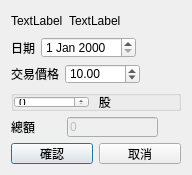
Qt form QtStockCapitalIncreaseEditDialog.ui (foxking0416/PythonStockPrice) before a commit.
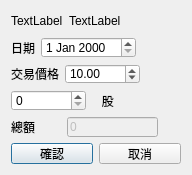
The same form after that commit.

Commit message: 修正Layout

```diff
--- a/QtStockCapitalIncreaseEditDialog.ui
+++ b/QtStockCapitalIncreaseEditDialog.ui
@@ -131,27 +131,6 @@
     </layout>
    </item>
    <item>
-    <widget class="QGroupBox" name="groupBox">
-     <property name="title">
-      <string/>
-     </property>
-     <layout class="QVBoxLayout" name="verticalLayout_2">
-      <property name="spacing">
-       <number>0</number>
-      </property>
-      <property name="leftMargin">
-       <number>0</number>
-      </property>
-      <property name="topMargin">
-       <number>0</number>
-      </property>
-      <property name="rightMargin">
-       <number>0</number>
-      </property>
-      <property name="bottomMargin">
-       <number>0</number>
-      </property>
-      <item>
        <layout class="QHBoxLayout" name="horizontalLayout_6">
         <item>
          <widget class="QSpinBox" name="qtOddTradeCountSpinBox">
@@ -190,9 +169,6 @@
          </spacer>
         </item>
        </layout>
-      </item>
-     </layout>
-    </widget>
    </item>
    <item>
     <layout class="QHBoxLayout" name="horizontalLayout_10">
```
Lines whose indentation alone changed are shown as unchanged. The commit also changes 1 other file.
